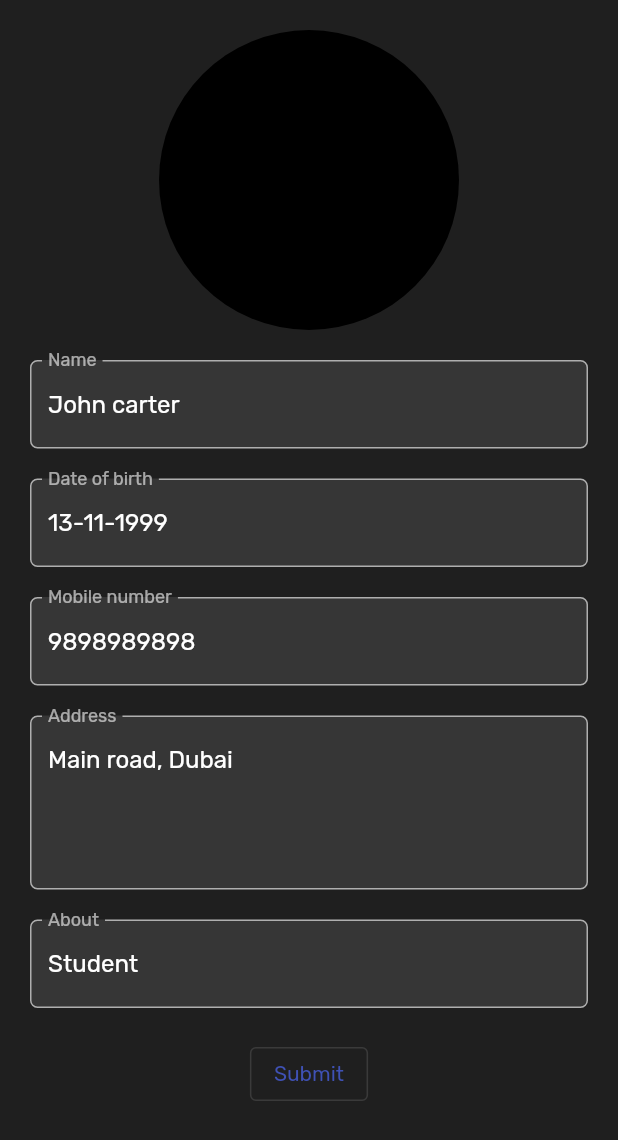
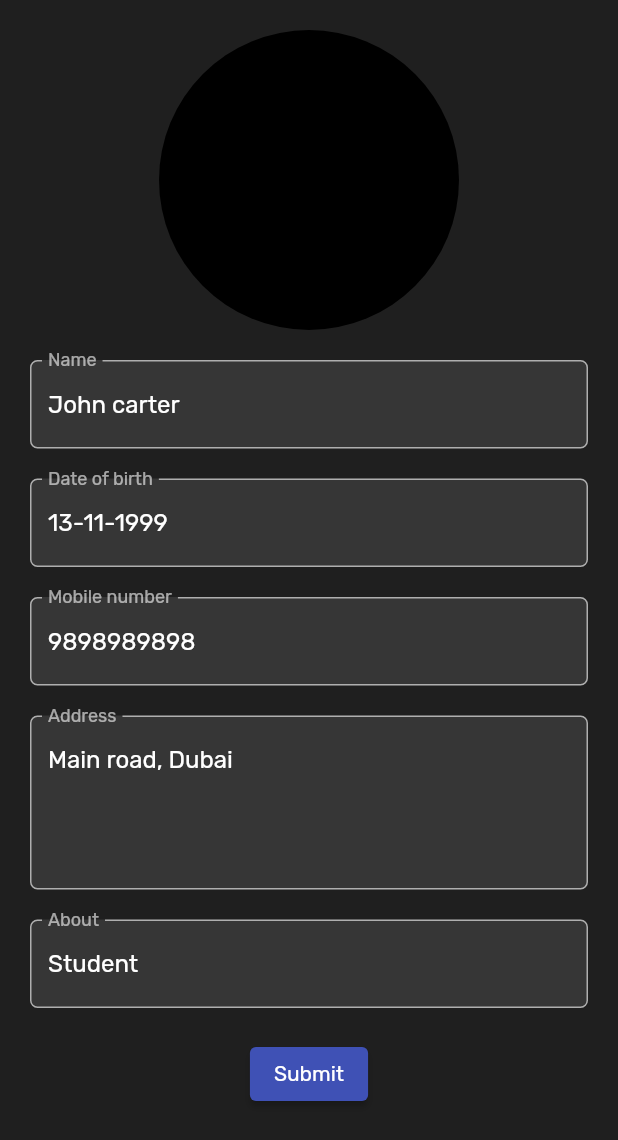
Before and after one commit to CSEKINGS/book_donation_flutter, a Flutter app: the ProfileView screen opened directly, on a phone screen of 412 x 824 dp. Shown: the top 1140 px of the screen. Run offline on Flutter 3.47's test engine with Material 2 defaults, Android fonts, the phone set to English and light mode, and no system bars; our stand-ins replace google_maps_flutter, shared_preferences; missing offline and left inert: day_night_switcher; accounts and stored records are empty.

Commit message:
switched to elevated button

```diff
--- a/lib/views/profile_view.dart
+++ b/lib/views/profile_view.dart
@@ -94,7 +94,7 @@ class _ProfileViewState extends State<ProfileView> {
                       const SizedBox(
                         height: 20.0,
                       ),
-                      OutlinedButton(
+                      ElevatedButton(
                         onPressed: () {},
                         child: const Text('Submit'),
                       ),
```
